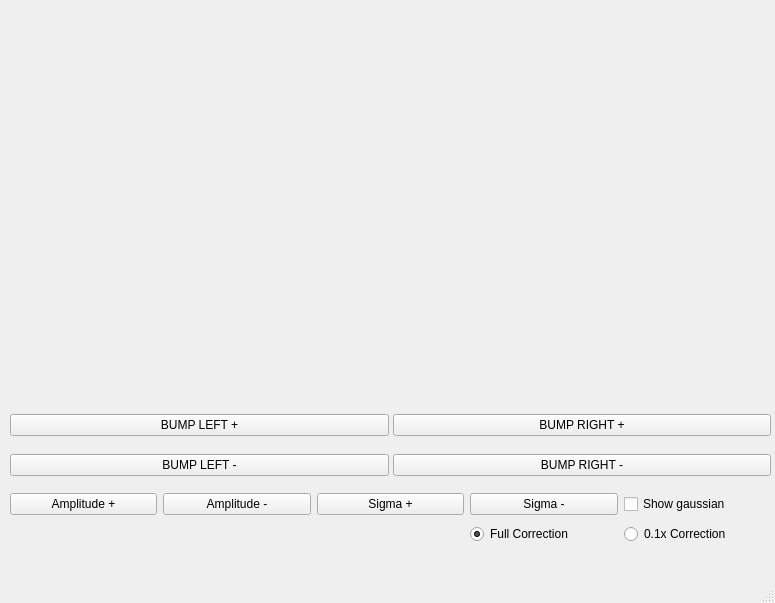
Old version of the form i10beamlineui.ui in the repository DiamondLightSource/i10switching.
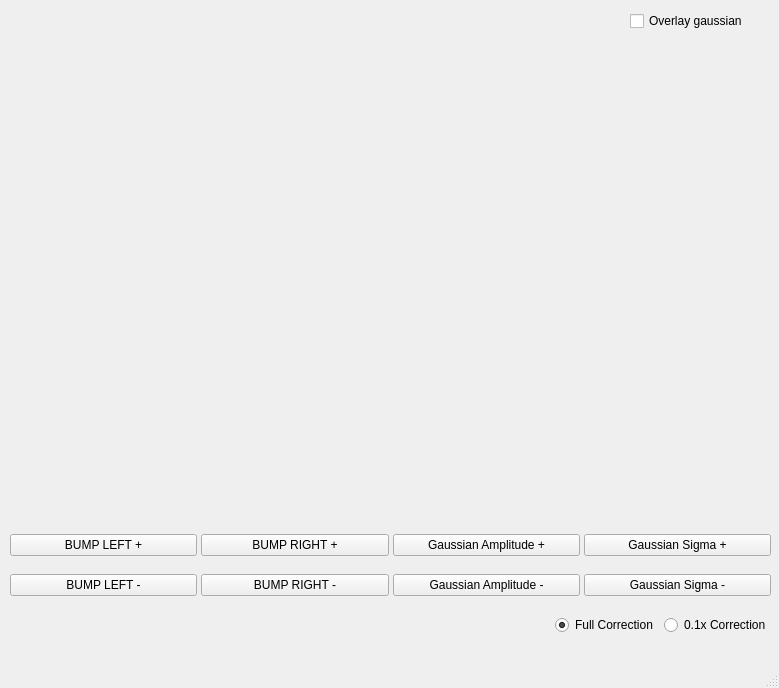
New version of the form.

Commit message: Made it possible to modify the overlaid gaussian

What changed in the file:
```diff
--- a/i10beamlineui.ui
+++ b/i10beamlineui.ui
@@ -6,8 +6,8 @@
    <rect>
     <x>0</x>
     <y>0</y>
-    <width>775</width>
-    <height>603</height>
+    <width>779</width>
+    <height>688</height>
    </rect>
   </property>
   <property name="windowTitle">
@@ -18,12 +18,12 @@
     <property name="geometry">
      <rect>
       <x>10</x>
-      <y>400</y>
+      <y>520</y>
       <width>761</width>
       <height>91</height>
      </rect>
     </property>
-    <layout class="QGridLayout" name="button_gridlayout" columnstretch="0,0">
+    <layout class="QGridLayout" name="button_gridlayout" columnstretch="0,0,0,0">
      <property name="spacing">
       <number>4</number>
      </property>
@@ -61,26 +61,54 @@
        </property>
       </widget>
      </item>
+     <item row="0" column="2">
+      <widget class="QPushButton" name="ampplusButton">
+       <property name="text">
+        <string>Gaussian Amplitude +</string>
+       </property>
+      </widget>
+     </item>
+     <item row="1" column="2">
+      <widget class="QPushButton" name="ampminusButton">
+       <property name="text">
+        <string>Gaussian Amplitude -</string>
+       </property>
+      </widget>
+     </item>
+     <item row="1" column="3">
+      <widget class="QPushButton" name="sigmaminusButton">
+       <property name="text">
+        <string>Gaussian Sigma -</string>
+       </property>
+      </widget>
+     </item>
+     <item row="0" column="3">
+      <widget class="QPushButton" name="sigmaplusButton">
+       <property name="text">
+        <string>Gaussian Sigma +</string>
+       </property>
+      </widget>
+     </item>
     </layout>
    </widget>
    <widget class="QWidget" name="layoutWidget_2">
     <property name="geometry">
      <rect>
       <x>10</x>
-      <y>490</y>
+      <y>610</y>
       <width>761</width>
-      <height>57</height>
+      <height>31</height>
      </rect>
     </property>
     <layout class="QGridLayout" name="gridLayout">
-     <item row="1" column="4">
+     <item row="0" column="4">
       <widget class="QRadioButton" name="small_correction_radiobutton">
        <property name="text">
         <string>0.1x Correction</string>
        </property>
       </widget>
      </item>
-     <item row="1" column="3">
+     <item row="0" column="3">
       <widget class="QRadioButton" name="full_correction_radiobutton">
        <property name="text">
         <string>Full Correction</string>
@@ -90,54 +118,45 @@
        </property>
       </widget>
      </item>
-     <item row="0" column="4">
-      <widget class="QCheckBox" name="checkBox">
-       <property name="text">
-        <string>Show gaussian</string>
-       </property>
-      </widget>
-     </item>
-     <item row="0" column="3">
-      <widget class="QPushButton" name="sigmaminusButton">
-       <property name="text">
-        <string>Sigma -</string>
-       </property>
-      </widget>
-     </item>
-     <item row="0" column="2">
-      <widget class="QPushButton" name="sigmaplusButton">
-       <property name="text">
-        <string>Sigma +</string>
-       </property>
-      </widget>
-     </item>
      <item row="0" column="0">
-      <widget class="QPushButton" name="ampplusButton">
-       <property name="text">
-        <string>Amplitude +</string>
+      <spacer name="horizontalSpacer">
+       <property name="orientation">
+        <enum>Qt::Horizontal</enum>
        </property>
-      </widget>
-     </item>
-     <item row="0" column="1">
-      <widget class="QPushButton" name="ampminusButton">
-       <property name="text">
-        <string>Amplitude -</string>
+       <property name="sizeHint" stdset="0">
+        <size>
+         <width>40</width>
+         <height>20</height>
+        </size>
        </property>
-      </widget>
+      </spacer>
      </item>
     </layout>
    </widget>
    <widget class="QWidget" name="verticalLayoutWidget">
     <property name="geometry">
      <rect>
-      <x>9</x>
-      <y>9</y>
+      <x>10</x>
+      <y>40</y>
       <width>761</width>
-      <height>381</height>
+      <height>471</height>
      </rect>
     </property>
     <layout class="QVBoxLayout" name="graph_layout"/>
    </widget>
+   <widget class="QCheckBox" name="checkBox">
+    <property name="geometry">
+     <rect>
+      <x>630</x>
+      <y>10</y>
+      <width>141</width>
+      <height>22</height>
+     </rect>
+    </property>
+    <property name="text">
+     <string>Overlay gaussian</string>
+    </property>
+   </widget>
   </widget>
   <widget class="QMenuBar" name="menubar">
    <property name="geometry">
```
Left out of the diff: 2 changed lines with no effect on the pictures. The commit also changes 1 other file.
